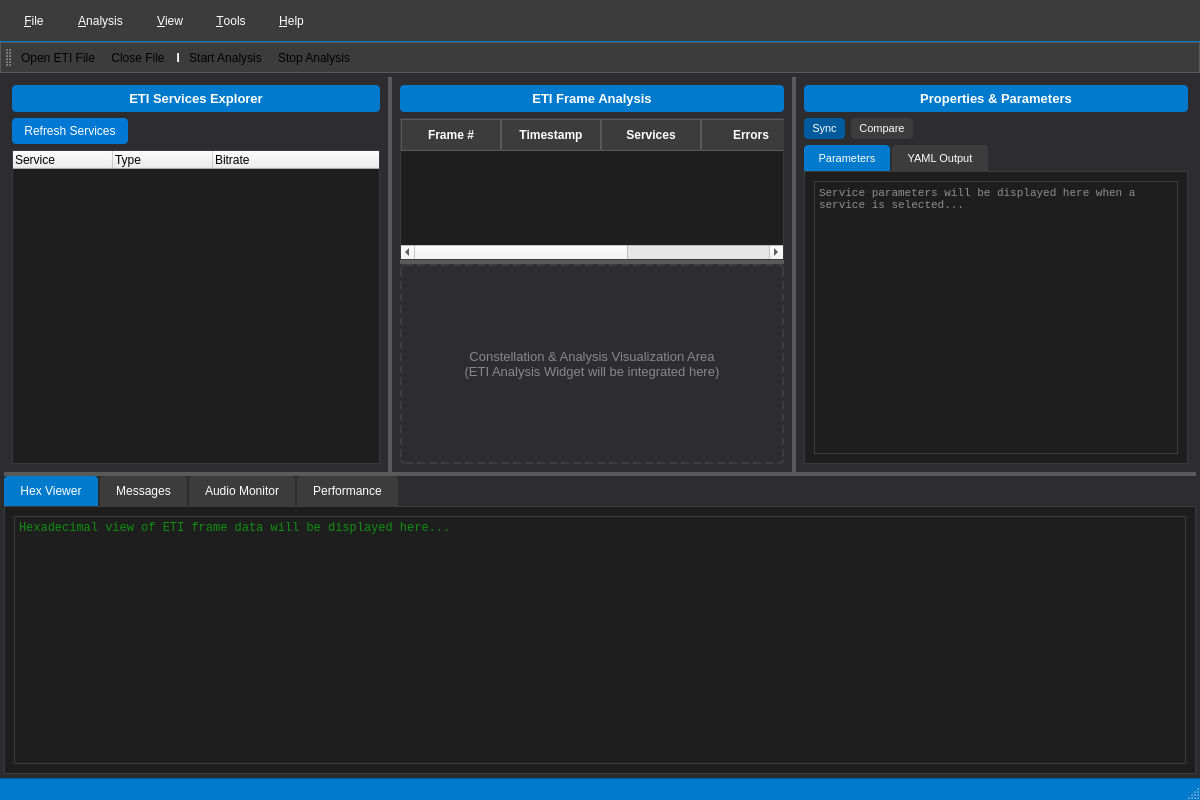
Above: src/gui/ui/main_window.ui from streamdab/streamdab-analyser before the change. Below: the same form after it.
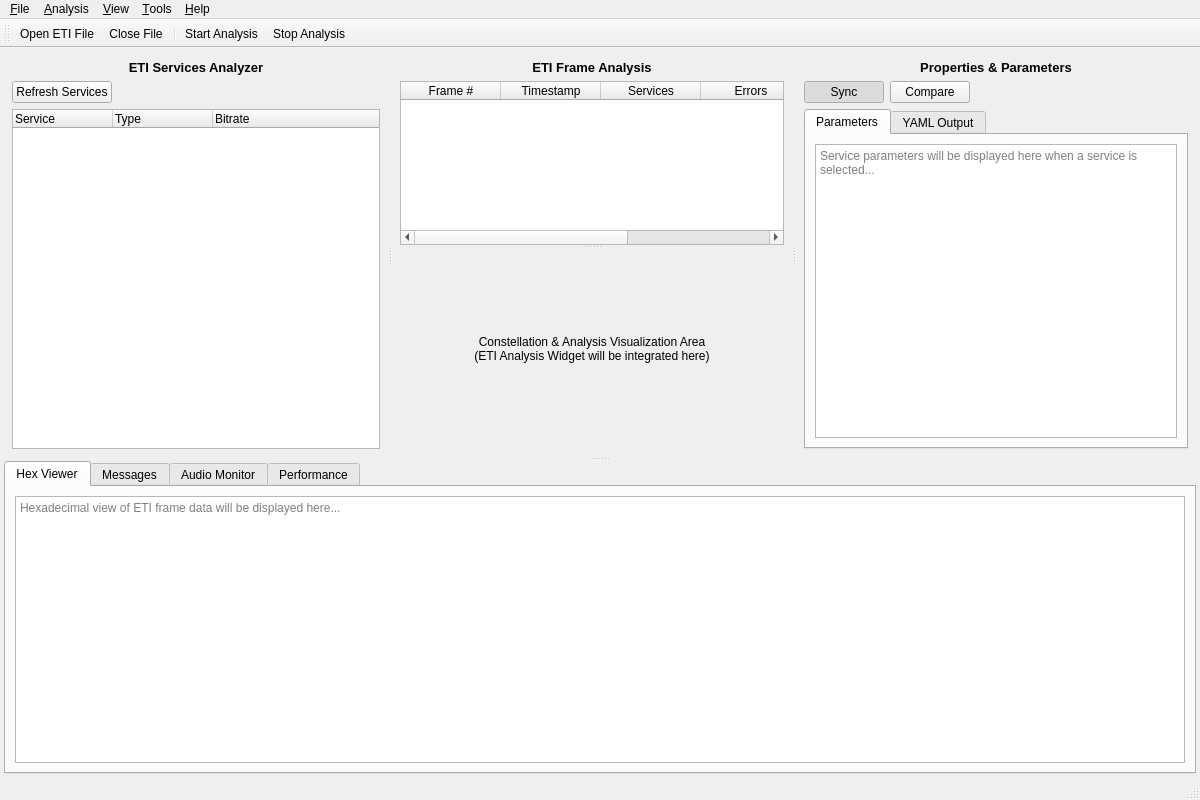
That is the form after the change. Icons and pictures are not drawn.

Commit message: feat: Complete Option C hybrid implementation with enhanced FIC Analysis Hub

Diff of the .ui file:
```diff
--- a/src/gui/ui/main_window.ui
+++ b/src/gui/ui/main_window.ui
@@ -15,97 +15,8 @@
   </property>
   <property name="windowIcon">
    <iconset>
-    <normaloff>:/icons/application.png</normaloff>:/icons/application.png</iconset>
-  </property>
-  <property name="styleSheet">
-   <string notr="true">/* Professional Broadcast Industry Theme */
-QMainWindow {
-    background-color: #2D2D30;
-    color: #FFFFFF;
-}
-
-QMenuBar {
-    background-color: #3C3C3C;
-    color: #FFFFFF;
-    border-bottom: 1px solid #007ACC;
-    padding: 4px;
-}
-
-QMenuBar::item {
-    background-color: transparent;
-    padding: 8px 12px;
-    margin: 2px;
-    border-radius: 4px;
-}
-
-QMenuBar::item:selected {
-    background-color: #0078D4;
-}
-
-QToolBar {
-    background-color: #3C3C3C;
-    border: 1px solid #5A5A5A;
-    spacing: 2px;
-    padding: 4px;
-}
-
-QStatusBar {
-    background-color: #007ACC;
-    color: #FFFFFF;
-    border-top: 1px solid #005A9E;
-    padding: 4px;
-}
-
-QSplitter::handle {
-    background-color: #5A5A5A;
-    width: 4px;
-    height: 4px;
-}
-
-QSplitter::handle:hover {
-    background-color: #007ACC;
-}
-
-QTabWidget::pane {
-    border: 1px solid #5A5A5A;
-    background-color: #2D2D30;
-}
-
-QTabWidget::tab-bar {
-    alignment: left;
-}
-
-QTabBar::tab {
-    background-color: #3C3C3C;
-    color: #FFFFFF;
-    padding: 8px 16px;
-    margin-right: 2px;
-    border-top-left-radius: 4px;
-    border-top-right-radius: 4px;
-}
-
-QTabBar::tab:selected {
-    background-color: #007ACC;
-}
-
-QTabBar::tab:hover {
-    background-color: #4A4A4A;
-}
-
-/* Panel specific styling */
-QWidget[objectName="explorerPanel"] {
-    background-color: #252526;
-    border-right: 1px solid #3C3C3C;
-}
-
-QWidget[objectName="mainContentArea"] {
-    background-color: #1E1E1E;
-}
-
-QWidget[objectName="propertiesPanel"] {
-    background-color: #252526;
-    border-left: 1px solid #3C3C3C;
-}</string>
+    <normaloff
+                >:/icons/application.png</normaloff>:/icons/application.png</iconset>
   </property>
   <widget class="QWidget" name="centralwidget">
    <layout class="QVBoxLayout" name="centralLayout">
@@ -174,16 +85,8 @@
              <bold>true</bold>
             </font>
            </property>
-           <property name="styleSheet">
-            <string notr="true">QLabel {
-    color: #FFFFFF;
-    background-color: #007ACC;
-    padding: 6px;
-    border-radius: 4px;
-}</string>
-           </property>
            <property name="text">
-            <string>ETI Services Explorer</string>
+            <string>ETI Services Analyzer</string>
            </property>
            <property name="alignment">
             <set>Qt::AlignCenter</set>
@@ -197,24 +100,6 @@
              <property name="text">
               <string>Refresh Services</string>
              </property>
-             <property name="styleSheet">
-              <string notr="true">QPushButton {
-    background-color: #0078D4;
-    color: #FFFFFF;
-    border: none;
-    padding: 6px 12px;
-    border-radius: 4px;
-    font-family: 'Segoe UI';
-}
-
-QPushButton:hover {
-    background-color: #106EBE;
-}
-
-QPushButton:pressed {
-    background-color: #005A9E;
-}</string>
-             </property>
             </widget>
            </item>
            <item>
@@ -234,40 +119,8 @@
          </item>
          <item>
           <widget class="QTreeWidget" name="serviceTreeWidget">
-           <property name="styleSheet">
-            <string notr="true">QTreeWidget {
-    background-color: #1E1E1E;
-    color: #FFFFFF;
-    border: 1px solid #3C3C3C;
-    selection-background-color: #0078D4;
-    font-family: 'Segoe UI';
-    font-size: 9pt;
-}
-
-QTreeWidget::item {
-    padding: 4px;
-    border-bottom: 1px solid #2D2D30;
-}
-
-QTreeWidget::item:selected {
-    background-color: #0078D4;
-}
-
-QTreeWidget::item:hover {
-    background-color: #3C3C3C;
-}
-
-QTreeWidget::branch:has-children:!has-siblings:closed,
-QTreeWidget::branch:closed:has-children:has-siblings {
-    border-image: none;
-    image: url(:/icons/branch_closed.png);
-}
-
-QTreeWidget::branch:open:has-children:!has-siblings,
-QTreeWidget::branch:open:has-children:has-siblings {
-    border-image: none;
-    image: url(:/icons/branch_open.png);
-}</string>
+           <property name="alternatingRowColors">
+            <bool>true</bool>
            </property>
            <column>
             <property name="text">
@@ -320,14 +173,6 @@
              <bold>true</bold>
             </font>
            </property>
-           <property name="styleSheet">
-            <string notr="true">QLabel {
-    color: #FFFFFF;
-    background-color: #007ACC;
-    padding: 6px;
-    border-radius: 4px;
-}</string>
-           </property>
            <property name="text">
             <string>ETI Frame Analysis</string>
            </property>
@@ -342,34 +187,6 @@
             <enum>Qt::Vertical</enum>
            </property>
            <widget class="QTableWidget" name="frameListTable">
-            <property name="styleSheet">
-             <string notr="true">QTableWidget {
-    background-color: #1E1E1E;
-    color: #FFFFFF;
-    border: 1px solid #3C3C3C;
-    selection-background-color: #0078D4;
-    font-family: Consolas;
-    font-size: 9pt;
-    gridline-color: #3C3C3C;
-}
-
-QTableWidget::item {
-    padding: 4px;
-}
-
-QTableWidget::item:selected {
-    background-color: #0078D4;
-}
-
-QHeaderView::section {
-    background-color: #3C3C3C;
-    color: #FFFFFF;
-    padding: 6px;
-    border: 1px solid #5A5A5A;
-    font-family: 'Segoe UI';
-    font-weight: bold;
-}</string>
-            </property>
             <property name="alternatingRowColors">
              <bool>true</bool>
             </property>
@@ -422,16 +239,6 @@
                <property name="alignment">
                 <set>Qt::AlignCenter</set>
                </property>
-               <property name="styleSheet">
-                <string notr="true">QLabel {
-    background-color: #2D2D30;
-    color: #888888;
-    border: 2px dashed #3C3C3C;
-    border-radius: 4px;
-    font-family: 'Segoe UI';
-    font-size: 10pt;
-}</string>
-               </property>
               </widget>
              </item>
             </layout>
@@ -478,14 +285,6 @@
              <bold>true</bold>
             </font>
            </property>
-           <property name="styleSheet">
-            <string notr="true">QLabel {
-    color: #FFFFFF;
-    background-color: #007ACC;
-    padding: 6px;
-    border-radius: 4px;
-}</string>
-           </property>
            <property name="text">
             <string>Properties &amp; Parameters</string>
            </property>
@@ -507,29 +306,6 @@
              <property name="checked">
               <bool>true</bool>
              </property>
-             <property name="styleSheet">
-              <string notr="true">QPushButton {
-    background-color: #0078D4;
-    color: #FFFFFF;
-    border: none;
-    padding: 4px 8px;
-    border-radius: 4px;
-    font-family: 'Segoe UI';
-    font-size: 8pt;
-}
-
-QPushButton:hover {
-    background-color: #106EBE;
-}
-
-QPushButton:checked {
-    background-color: #005A9E;
-}
-
-QPushButton:!checked {
-    background-color: #3C3C3C;
-}</string>
-             </property>
             </widget>
            </item>
            <item>
@@ -540,25 +316,6 @@
              <property name="checkable">
               <bool>true</bool>
              </property>
-             <property name="styleSheet">
-              <string notr="true">QPushButton {
-    background-color: #3C3C3C;
-    color: #FFFFFF;
-    border: none;
-    padding: 4px 8px;
-    border-radius: 4px;
-    font-family: 'Segoe UI';
-    font-size: 8pt;
-}
-
-QPushButton:hover {
-    background-color: #4A4A4A;
-}
-
-QPushButton:checked {
-    background-color: #0078D4;
-}</string>
-             </property>
             </widget>
            </item>
            <item>
@@ -581,31 +338,6 @@
            <property name="currentIndex">
             <number>0</number>
            </property>
-           <property name="styleSheet">
-            <string notr="true">QTabWidget::pane {
-    border: 1px solid #3C3C3C;
-    background-color: #1E1E1E;
-}
-
-QTabBar::tab {
-    background-color: #3C3C3C;
-    color: #FFFFFF;
-    padding: 6px 12px;
-    margin-right: 2px;
-    border-top-left-radius: 4px;
-    border-top-right-radius: 4px;
-    font-family: 'Segoe UI';
-    font-size: 8pt;
-}
-
-QTabBar::tab:selected {
-    background-color: #007ACC;
-}
-
-QTabBar::tab:hover {
-    background-color: #4A4A4A;
-}</string>
-           </property>
            <widget class="QWidget" name="parametersTab">
             <attribute name="title">
              <string>Parameters</string>
@@ -613,29 +345,6 @@
             <layout class="QVBoxLayout" name="parametersTabLayout">
              <item>
               <widget class="QTextEdit" name="parametersText">
-               <property name="styleSheet">
-                <string notr="true">QTextEdit {
-    background-color: #1E1E1E;
-    color: #FFFFFF;
-    border: 1px solid #3C3C3C;
-    font-family: Consolas;
-    font-size: 8pt;
-}
-
-QScrollBar:vertical {
-    background-color: #3C3C3C;
-    width: 12px;
-}
-
-QScrollBar::handle:vertical {
-    background-color: #5A5A5A;
-    border-radius: 6px;
-}
-
-QScrollBar::handle:vertical:hover {
-    background-color: #007ACC;
-}</string>
-               </property>
                <property name="readOnly">
                 <bool>true</bool>
                </property>
@@ -707,31 +416,6 @@
        <property name="currentIndex">
         <number>0</number>
        </property>
-       <property name="styleSheet">
-        <string notr="true">QTabWidget::pane {
-    border: 1px solid #3C3C3C;
-    background-color: #1E1E1E;
-}
-
-QTabBar::tab {
-    background-color: #3C3C3C;
-    color: #FFFFFF;
-    padding: 8px 16px;
-    margin-right: 2px;
-    border-top-left-radius: 4px;
-    border-top-right-radius: 4px;
-    font-family: 'Segoe UI';
-    font-size: 9pt;
-}
-
-QTabBar::tab:selected {
-    background-color: #007ACC;
-}
-
-QTabBar::tab:hover {
-    background-color: #4A4A4A;
-}</string>
-       </property>
        <widget class="QWidget" name="hexViewerTab">
         <attribute name="title">
          <string>Hex Viewer</string>
@@ -739,29 +423,6 @@
         <layout class="QVBoxLayout" name="hexViewerTabLayout">
          <item>
           <widget class="QTextEdit" name="hexViewer">
-           <property name="styleSheet">
-            <string notr="true">QTextEdit {
-    background-color: #1E1E1E;
-    color: #00FF00;
-    border: 1px solid #3C3C3C;
-    font-family: Consolas;
-    font-size: 9pt;
-}
-
-QScrollBar:vertical {
-    background-color: #3C3C3C;
-    width: 12px;
-}
-
-QScrollBar::handle:vertical {
-    background-color: #5A5A5A;
-    border-radius: 6px;
-}
-
-QScrollBar::handle:vertical:hover {
-    background-color: #007ACC;
-}</string>
-           </property>
            <property name="readOnly">
             <bool>true</bool>
            </property>
@@ -917,11 +578,11 @@
     </property>
     <addaction name="aboutAction"/>
    </widget>
-   <addaction name="fileMenu"/>
-   <addaction name="analysisMenu"/>
-   <addaction name="viewMenu"/>
-   <addaction name="toolsMenu"/>
-   <addaction name="helpMenu"/>
+   <addaction name="fileMenu" />
+   <addaction name="analysisMenu" />
+   <addaction name="viewMenu" />
+   <addaction name="toolsMenu" />
+   <addaction name="helpMenu" />
   </widget>
   <widget class="QStatusBar" name="statusbar"/>
   <widget class="QToolBar" name="mainToolBar">
@@ -934,11 +595,11 @@
    <attribute name="toolBarBreak">
     <bool>false</bool>
    </attribute>
-   <addaction name="openFileAction"/>
-   <addaction name="closeFileAction"/>
-   <addaction name="separator"/>
-   <addaction name="startAnalysisAction"/>
-   <addaction name="stopAnalysisAction"/>
+   <addaction name="openFileAction" />
+   <addaction name="closeFileAction" />
+   <addaction name="separator" />
+   <addaction name="startAnalysisAction" />
+   <addaction name="stopAnalysisAction" />
   </widget>
   <action name="openFileAction">
    <property name="text">
```
Left out of the diff: 111 changed lines with no effect on the pictures. The commit also changes 42 other files.
